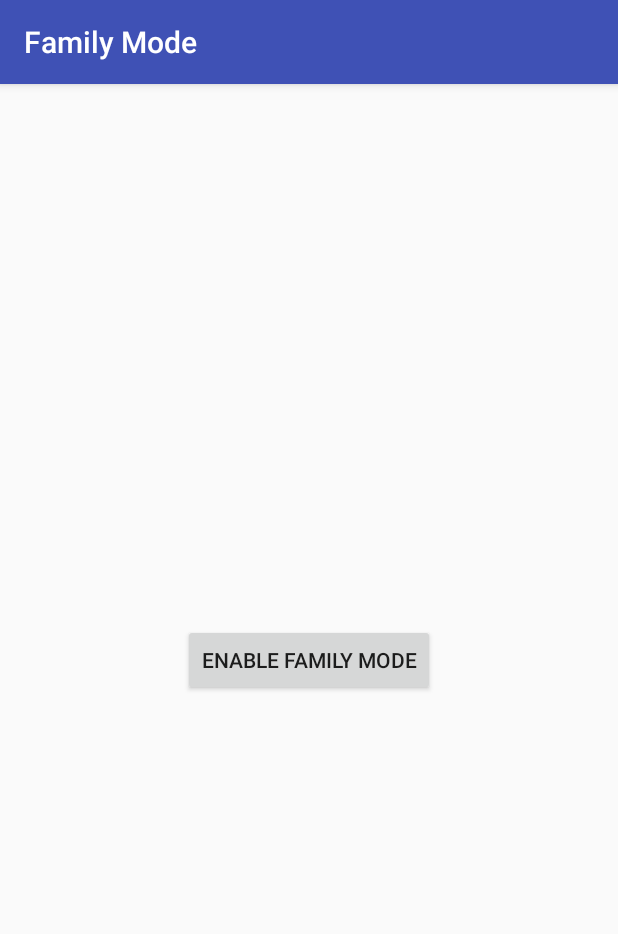
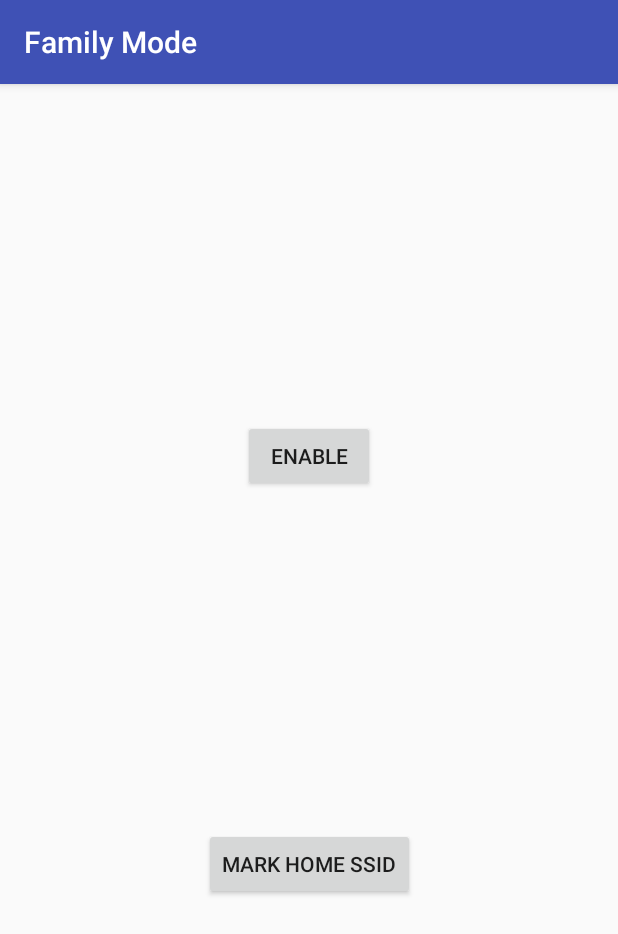
Before and after one commit to ushtipak/family-mode, an Android app: the screen it shows after launch (MainActivity), on a phone screen of 412 x 824 dp. Shown: the top 934 px of the screen. Run offline under Robolectric (Android 15) with nearby library versions, the phone set to English and light mode, and no system bars.

Commit message:
Add initial 'mark home SSID' functionality :)

```diff
--- a/app/src/main/res/layout/activity_main.xml
+++ b/app/src/main/res/layout/activity_main.xml
@@ -10,10 +10,20 @@
         android:id="@+id/btnStartService"
         android:layout_width="wrap_content"
         android:layout_height="wrap_content"
-        android:text="@string/enable_family_mode"
-        app:layout_constraintBottom_toBottomOf="parent"
+        android:text="@string/btn_enable_family_mode"
+        app:layout_constraintBottom_toTopOf="@id/btnMarkHomeSSID"
         app:layout_constraintEnd_toEndOf="parent"
         app:layout_constraintStart_toStartOf="parent"
         app:layout_constraintTop_toTopOf="parent" />
 
+    <Button
+        android:id="@+id/btnMarkHomeSSID"
+        android:layout_width="wrap_content"
+        android:layout_height="wrap_content"
+        android:text="@string/btn_mark_home_ssid"
+        app:layout_constraintBottom_toBottomOf="parent"
+        app:layout_constraintEnd_toEndOf="parent"
+        app:layout_constraintStart_toStartOf="parent"
+        app:layout_constraintTop_toBottomOf="@id/btnStartService"/>
+
 </android.support.constraint.ConstraintLayout>
--- a/app/src/main/res/values/strings.xml
+++ b/app/src/main/res/values/strings.xml
@@ -1,5 +1,13 @@
 <resources>
     <string name="app_name">Family Mode</string>
-    <string name="enable_family_mode">Enable Family Mode</string>
-    <string name="disable_family_mode">Disable Family Mode</string>
+    <string name="btn_enable_family_mode">enable</string>
+    <string name="btn_disable_family_mode">disable</string>
+    <string name="btn_mark_home_ssid">mark home ssid</string>
+    <string name="shared_prefs_file">PREFERENCES</string>
+    <string name="shared_prefs_key_ssid">SSIDs</string>
+    <string name="shared_prefs_key_ssid_separator">\u2026</string>
+    <string name="usr_msg_ssid_already_registered">current wifi already marked!</string>
+    <string name="usr_msg_wifi_connected_to_one_marked_home">connected to home wifi, disabling ringer :)</string>
+    <string name="usr_msg_wifi_connected_to_non_home">connected to some other wifi, don\'t care, enable ringer :)</string>
+    <string name="usr_msg_wifi_not_connected">not connected to any wifi, enable ringer :))</string>
 </resources>
```
Also changed, not shown: app/src/main/java/com/pijupiju/familymode/MainActivity.java (+62 -19 lines).
